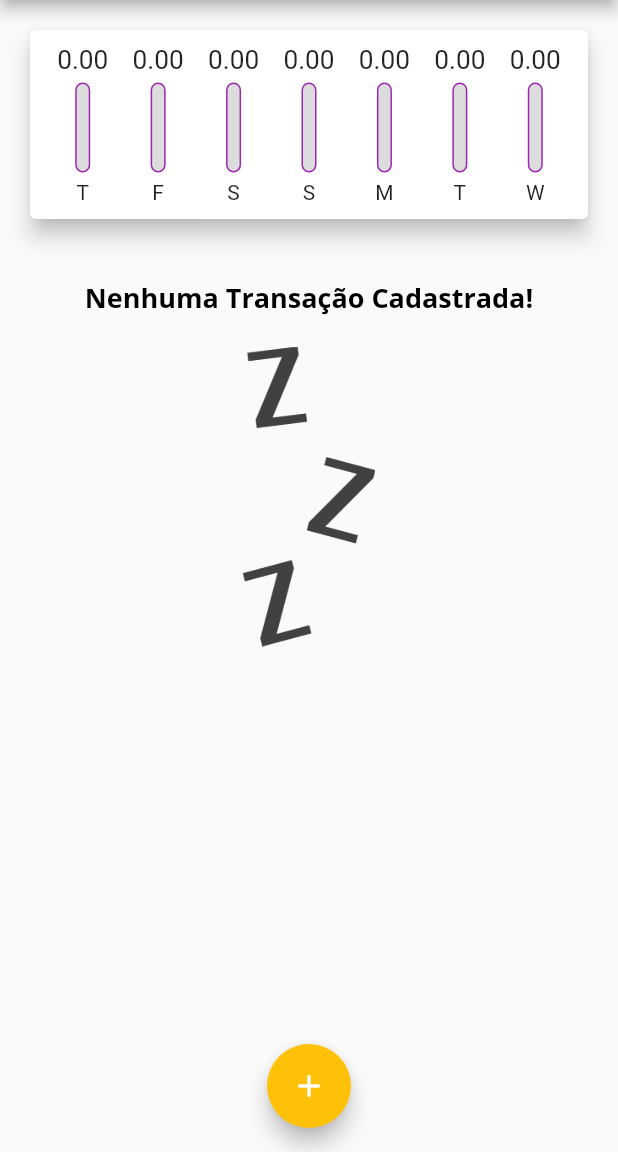
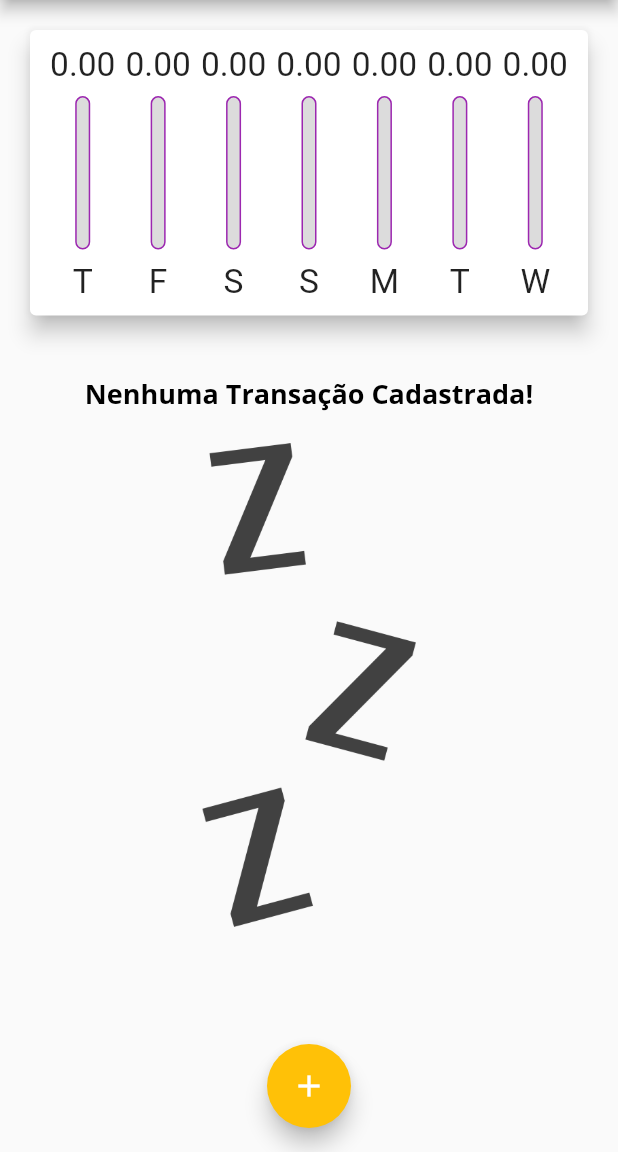
Before and after one commit to marcelomanfredini1/expenses, a Flutter app: the screen it shows after launch, on a phone screen of 412 x 824 dp, the part 84-1236 px from its top. Run offline on Flutter 3.47's test engine with Material 2 defaults, Android fonts, the phone set to English and light mode, and no system bars.

Commit message:
Melhoria na responsividade do App

```diff
--- a/lib/components/chart_bar.dart
+++ b/lib/components/chart_bar.dart
@@ -15,17 +15,19 @@ class ChartBar extends StatelessWidget {
 
   @override
   Widget build(BuildContext context) {
+    return LayoutBuilder(
+      builder: (ctx, constraints) {
         return Column(
           children: <Widget>[
             Container(
-          height: 20,
+              height: constraints.maxHeight * 0.15,
               child: FittedBox(
                 child: Text('${value.toStringAsFixed(2)}'),
               ),
             ),
-        SizedBox(height: 5),
+            SizedBox(height: constraints.maxHeight * 0.05),
             Container(
-          height: 60,
+              height: constraints.maxHeight * 0.6,
               width: 10,
               child: Stack(
                 alignment: Alignment.bottomCenter,
@@ -52,9 +54,16 @@ class ChartBar extends StatelessWidget {
                 ],
               ),
             ),
-        SizedBox(height: 5),
-        Text(label),
+            SizedBox(height: constraints.maxHeight * 0.05),
+            Container(
+              child: FittedBox(
+                child: Text(label),
+              ),
+              height: constraints.maxHeight * 0.15,
+            ),
           ],
+        );
+      },
     );
   }
 }
--- a/lib/components/transaction_list.dart
+++ b/lib/components/transaction_list.dart
@@ -11,25 +11,25 @@ class TransactionList extends StatelessWidget {
 
   @override
   Widget build(BuildContext context) {
-    return Container(
-      height: 450,
-      child: transactions.isEmpty
-          ? Column(
+    return transactions.isEmpty
+        ? LayoutBuilder(
+            builder: (ctx, constraints) => Column(
               children: [
-                const SizedBox(height: 20),
+                SizedBox(height: 20),
                 Text(
                   'Nenhuma Transação Cadastrada!',
                   style: Theme.of(context).textTheme.titleLarge,
                 ),
-                const SizedBox(height: 20),
+                SizedBox(height: 20),
                 Container(
-                  height: 200,
+                  height: constraints.maxHeight * 0.6,
                   child: Image.asset(
                     'assets/images/waiting.png',
                     fit: BoxFit.cover,
                   ),
                 ),
               ],
+            ),
           )
         : ListView.builder(
             itemCount: transactions.length,
@@ -70,7 +70,6 @@ class TransactionList extends StatelessWidget {
                 ),
               );
             },
-            ),
           );
   }
 }
--- a/lib/main.dart
+++ b/lib/main.dart
@@ -50,6 +50,7 @@ class MyHomePage extends StatefulWidget {
 
 class _MyHomePageState extends State<MyHomePage> {
   final List<Transaction> _transactions = [];
+  bool _showChart = false;
 
   List<Transaction> get _recentTransactions {
     return _transactions.where((tr) {
@@ -91,22 +92,55 @@ class _MyHomePageState extends State<MyHomePage> {
 
   @override
   Widget build(BuildContext context) {
+    bool isLandScape =
+        MediaQuery.of(context).orientation == Orientation.landscape;
+
+    final appBar = AppBar(
+      title: const Text('Despesas Pessoais'),
+      actions: <Widget>[
+        IconButton(
+          icon: const Icon(Icons.add),
+          onPressed: () => _openTransactionFormModal(context),
+        ),
+      ],
+    );
+
+    final availablelHeight = MediaQuery.of(context).size.height -
+        appBar.preferredSize.height -
+        MediaQuery.of(context).padding.top;
+
     return Scaffold(
-      appBar: AppBar(
-        title: const Text('Despesas Pessoais'),
-        actions: [
-          IconButton(
-            icon: const Icon(Icons.add),
-            onPressed: () => _openTransactionFormModal(context),
-          ),
-        ],
-      ),
+      appBar: appBar,
       body: SingleChildScrollView(
         child: Column(
           crossAxisAlignment: CrossAxisAlignment.stretch,
           children: <Widget>[
-            Chart(_recentTransactions),
-            TransactionList(_transactions, _removeTransaction),
+            if (isLandScape)
+              Row(
+                mainAxisAlignment: MainAxisAlignment.center,
+                children: [
+                  const Text('Exibir Gráfico'),
+                  Switch(
+                    value: _showChart,
+                    onChanged: (value) {
+                      setState(() => _showChart = value);
+                    },
+                  ),
+                ],
+              ),
+            if (_showChart || !isLandScape)
+              Container(
+                child: Chart(_recentTransactions),
+                height: availablelHeight * (isLandScape ? 0.7 : 0.3),
+              ),
+            if (!_showChart || !isLandScape)
+              Container(
+                child: TransactionList(
+                  _transactions,
+                  _removeTransaction,
+                ),
+                height: availablelHeight * 0.70,
+              ),
           ],
         ),
       ),
```
Lines whose indentation alone changed are shown as unchanged.
